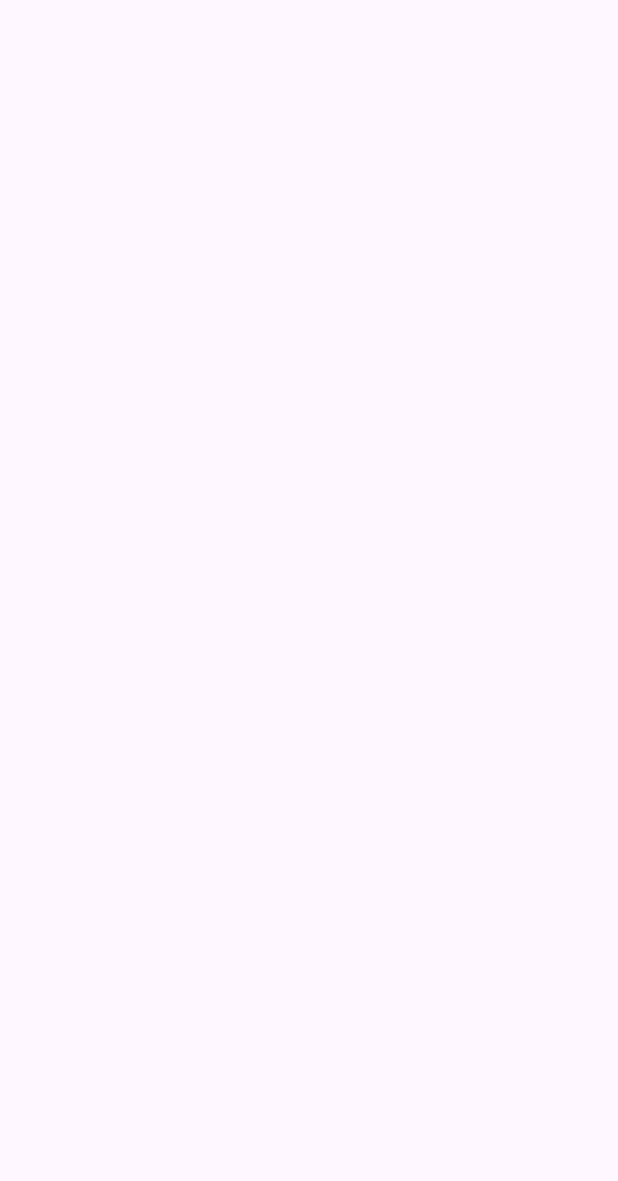
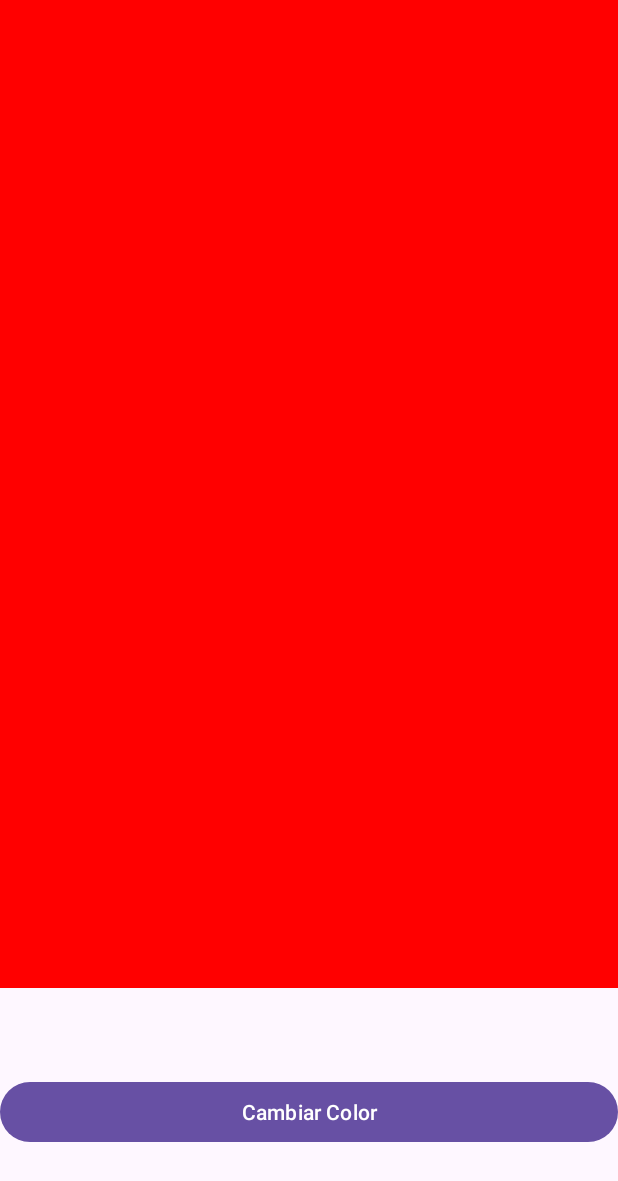
Before and after one commit to mcventur/Practica-Navegacion-1, an Android app: the SemaforoActivity screen opened directly, with no data from a screen before it, on a phone screen of 412 x 824 dp. Before the commit the part shown is empty. Shown: the top 1181 px of the screen. Run offline under Robolectric (Android 15) with nearby library versions, the phone set to English and light mode, and no system bars.

Commit message:
Actividad y fragmentos semáforo OK

```diff
--- a/app/src/main/java/com/mpd/pmdm/practicanavegacion1/MainActivity.kt
+++ b/app/src/main/java/com/mpd/pmdm/practicanavegacion1/MainActivity.kt
@@ -5,6 +5,7 @@ import androidx.appcompat.app.AppCompatActivity
 import android.os.Bundle
 import com.mpd.pmdm.practicanavegacion1.bombilla.BombillaActivity
 import com.mpd.pmdm.practicanavegacion1.databinding.ActivityMainBinding
+import com.mpd.pmdm.practicanavegacion1.semaforo.SemaforoActivity
 
 class MainActivity : AppCompatActivity() {
     private lateinit var binding: ActivityMainBinding
@@ -17,5 +18,10 @@ class MainActivity : AppCompatActivity() {
             val appBombillaIntent = Intent(this, BombillaActivity::class.java)
             startActivity(appBombillaIntent)
         }
+
+        binding.btnAppSemaforo.setOnClickListener{
+            val appSemaforoIntent = Intent(this, SemaforoActivity::class.java)
+            startActivity(appSemaforoIntent)
+        }
     }
 }
--- /dev/null
+++ b/app/src/main/java/com/mpd/pmdm/practicanavegacion1/semaforo/BotonSemaforoListener.kt
@@ -0,0 +1,5 @@
+package com.mpd.pmdm.practicanavegacion1.semaforo
+
+interface BotonSemaforoListener {
+    fun onClickedButton()
+}
--- a/app/src/main/java/com/mpd/pmdm/practicanavegacion1/semaforo/SemaforoActivity.kt
+++ b/app/src/main/java/com/mpd/pmdm/practicanavegacion1/semaforo/SemaforoActivity.kt
@@ -1,12 +1,50 @@
 package com.mpd.pmdm.practicanavegacion1.semaforo
 
+import android.os.Bundle
 import androidx.appcompat.app.AppCompatActivity
-import android.os.Bundle
-import com.mpd.pmdm.practicanavegacion1.R
+import com.mpd.pmdm.practicanavegacion1.databinding.ActivitySemaforoBinding
+import com.mpd.pmdm.practicanavegacion1.semaforo.model.Semaforo
 
-class SemaforoActivity : AppCompatActivity() {
+class SemaforoActivity : AppCompatActivity(), BotonSemaforoListener {
+    private lateinit var binding: ActivitySemaforoBinding
+    private val semaforo = Semaforo()
     override fun onCreate(savedInstanceState: Bundle?) {
         super.onCreate(savedInstanceState)
-        setContentView(R.layout.activity_semaforo)
+        binding = ActivitySemaforoBinding.inflate(layoutInflater)
+        setContentView(binding.root)
+
+
+        if (savedInstanceState == null) {
+            //Cargamos el fragmento correspondiente al botón del semáforo
+            var fragmentContainer = binding.semaforoBotonFragment
+            val semaforoBotonFragment = SemaforoBotonFragment()
+            supportFragmentManager
+                .beginTransaction() //empezar una transacción
+                .add(fragmentContainer.id, semaforoBotonFragment)
+                .commit()
+
+            //Cargamos el fragmento del color del semáforo
+            fragmentContainer = binding.semaforoColorFragment
+            val semaforoColorFragment = SemaforoColorFragment.newInstance(semaforo.color)
+            supportFragmentManager
+                .beginTransaction() //empezar una transacción
+                .add(fragmentContainer.id, semaforoColorFragment)
+                .commit()
+        }
+
+    }
+
+    /**
+     * Actualiza el modelo del Semaforo
+     * Reemplaza el fragmento con el color del semaforo anterior por un nuevo fragmento con el nuevo color
+     */
+    override fun onClickedButton() {
+        semaforo.avanzar()
+        val semaforoColorFragment = SemaforoColorFragment.newInstance(semaforo.color)
+        val semaforoFragmentContainer = binding.semaforoColorFragment
+        supportFragmentManager
+            .beginTransaction()
+            .replace(semaforoFragmentContainer.id, semaforoColorFragment)
+            .commit()
     }
 }
--- /dev/null
+++ b/app/src/main/java/com/mpd/pmdm/practicanavegacion1/semaforo/SemaforoBotonFragment.kt
@@ -0,0 +1,44 @@
+package com.mpd.pmdm.practicanavegacion1.semaforo
+
+import android.content.Context
+import android.os.Bundle
+import androidx.fragment.app.Fragment
+import android.view.LayoutInflater
+import android.view.View
+import android.view.ViewGroup
+import com.mpd.pmdm.practicanavegacion1.R
+import com.mpd.pmdm.practicanavegacion1.databinding.FragmentSemaforoBotonesBinding
+
+
+/**
+ * A simple [Fragment] subclass.
+ */
+class SemaforoBotonFragment : Fragment() {
+    var _binding: FragmentSemaforoBotonesBinding? = null
+    val binding get() = _binding!!
+    private lateinit var botonListener: BotonSemaforoListener
+
+    override fun onAttach(context: Context) {
+        super.onAttach(context)
+        if(activity is BotonSemaforoListener)
+            botonListener = activity as BotonSemaforoListener
+        else throw RuntimeException("Must implement BotonSemaforoListener")
+    }
+
+    override fun onCreateView(
+        inflater: LayoutInflater, container: ViewGroup?,
+        savedInstanceState: Bundle?
+    ): View? {
+        // Inflate the layout for this fragment
+        _binding = FragmentSemaforoBotonesBinding.inflate(layoutInflater, container, false)
+        return binding.root
+    }
+
+    override fun onViewCreated(view: View, savedInstanceState: Bundle?) {
+        super.onViewCreated(view, savedInstanceState)
+        binding.btnCambiarColor.setOnClickListener {
+            botonListener.onClickedButton()
+        }
+    }
+
+}
--- /dev/null
+++ b/app/src/main/java/com/mpd/pmdm/practicanavegacion1/semaforo/SemaforoColorFragment.kt
@@ -0,0 +1,63 @@
+package com.mpd.pmdm.practicanavegacion1.semaforo
+
+import android.graphics.Color
+import android.os.Bundle
+import androidx.fragment.app.Fragment
+import android.view.LayoutInflater
+import android.view.View
+import android.view.ViewGroup
+import com.mpd.pmdm.practicanavegacion1.databinding.FragmentSemaforoColorBinding
+
+// the fragment initialization parameters, e.g. ARG_ITEM_NUMBER
+private const val COLOR_SEMAFORO = "color_semaforo"
+
+/**
+ * A simple [Fragment] subclass.
+ * Use the [SemaforoColorFragment.newInstance] factory method to
+ * create an instance of this fragment.
+ */
+class SemaforoColorFragment : Fragment() {
+    private var _binding: FragmentSemaforoColorBinding? = null
+    private val binding get() = _binding!!
+
+    override fun onCreate(savedInstanceState: Bundle?) {
+        super.onCreate(savedInstanceState)
+    }
+
+    override fun onCreateView(
+        inflater: LayoutInflater, container: ViewGroup?,
+        savedInstanceState: Bundle?
+    ): View? {
+        // Inflate the layout for this fragment
+        _binding = FragmentSemaforoColorBinding.inflate(inflater, container, false)
+        return binding.root
+    }
+
+    override fun onViewCreated(view: View, savedInstanceState: Bundle?) {
+        super.onViewCreated(view, savedInstanceState)
+        actualizaColorSemaforo()
+    }
+
+    private fun actualizaColorSemaforo() {
+        //Asignamos el color al semáforo
+        val colorSemaforo = arguments?.getInt(COLOR_SEMAFORO) ?: Color.RED
+        binding.semaforoLayout.setBackgroundColor(colorSemaforo)
+    }
+
+    companion object {
+        /**
+         * Use this factory method to create a new instance of
+         * this fragment using the provided parameters.
+         *
+         * @param color El color a aplicar en el semáforo
+         * @return A new instance of fragment SemaforoColorFragment.
+         */
+        @JvmStatic
+        fun newInstance(color: Int) =
+            SemaforoColorFragment().apply {
+                arguments = Bundle().apply {
+                    putInt(COLOR_SEMAFORO, color)
+                }
+            }
+    }
+}
--- a/app/src/main/java/com/mpd/pmdm/practicanavegacion1/semaforo/model/Semaforo.kt
+++ b/app/src/main/java/com/mpd/pmdm/practicanavegacion1/semaforo/model/Semaforo.kt
@@ -3,15 +3,16 @@ package com.mpd.pmdm.practicanavegacion1.semaforo.model
 import android.graphics.Color
 
 class Semaforo {
-    private var color: Int = Color.RED
-        get() = field
+    // El atributo _color es variable, pero privado. Se modifica a través del método avanzar()
+    private var _color: Int = Color.RED
+    //Creamos un atributo color que hace de getter del anterior
+    val color get() = _color
 
     fun avanzar(){
-        color = when(color){
+        _color = when(color){
             Color.RED -> Color.YELLOW
             Color.YELLOW -> Color.GREEN
             else -> Color.RED
         }
     }
-
 }
--- a/app/src/main/res/layout/activity_semaforo.xml
+++ b/app/src/main/res/layout/activity_semaforo.xml
@@ -1,10 +1,23 @@
 <?xml version="1.0" encoding="utf-8"?>
-<androidx.constraintlayout.widget.ConstraintLayout xmlns:android="http://schemas.android.com/apk/res/android"
+<LinearLayout xmlns:android="http://schemas.android.com/apk/res/android"
     xmlns:app="http://schemas.android.com/apk/res-auto"
     xmlns:tools="http://schemas.android.com/tools"
     android:layout_width="match_parent"
     android:layout_height="match_parent"
-    tools:context=".semaforo.SemaforoActivity">
+    tools:context=".semaforo.SemaforoActivity"
+    android:orientation="vertical">
 
+    <!-- Fragmentos dinámicos, sin la propiedad android:name -->
+    <androidx.fragment.app.FragmentContainerView
+        android:id="@+id/semaforo_color_fragment"
+        android:layout_width="match_parent"
+        android:layout_height="0dp"
+        android:layout_weight="4"
+        />
+    <androidx.fragment.app.FragmentContainerView
+        android:id="@+id/semaforo_boton_fragment"
+        android:layout_width="match_parent"
+        android:layout_height="0dp"
+        android:layout_weight="1"/>
 
-</androidx.constraintlayout.widget.ConstraintLayout>
+</LinearLayout>
--- /dev/null
+++ b/app/src/main/res/layout/fragment_semaforo_botones.xml
@@ -0,0 +1,18 @@
+<?xml version="1.0" encoding="utf-8"?>
+<androidx.constraintlayout.widget.ConstraintLayout xmlns:android="http://schemas.android.com/apk/res/android"
+    xmlns:app="http://schemas.android.com/apk/res-auto"
+    xmlns:tools="http://schemas.android.com/tools"
+    android:layout_width="match_parent"
+    android:layout_height="match_parent"
+    tools:context=".semaforo.SemaforoBotonFragment">
+
+    <Button
+        android:id="@+id/btn_cambiar_color"
+        android:layout_width="match_parent"
+        android:layout_height="wrap_content"
+        android:text="Cambiar Color"
+        app:layout_constraintBottom_toBottomOf="parent"
+        app:layout_constraintEnd_toEndOf="parent"
+        app:layout_constraintStart_toStartOf="parent"
+        app:layout_constraintTop_toTopOf="parent" />
+</androidx.constraintlayout.widget.ConstraintLayout>
--- /dev/null
+++ b/app/src/main/res/layout/fragment_semaforo_color.xml
@@ -0,0 +1,9 @@
+<?xml version="1.0" encoding="utf-8"?>
+<FrameLayout xmlns:android="http://schemas.android.com/apk/res/android"
+    xmlns:tools="http://schemas.android.com/tools"
+    android:id="@+id/semaforo_layout"
+    android:layout_width="match_parent"
+    android:layout_height="match_parent"
+    tools:context=".semaforo.SemaforoColorFragment">
+
+</FrameLayout>
```
